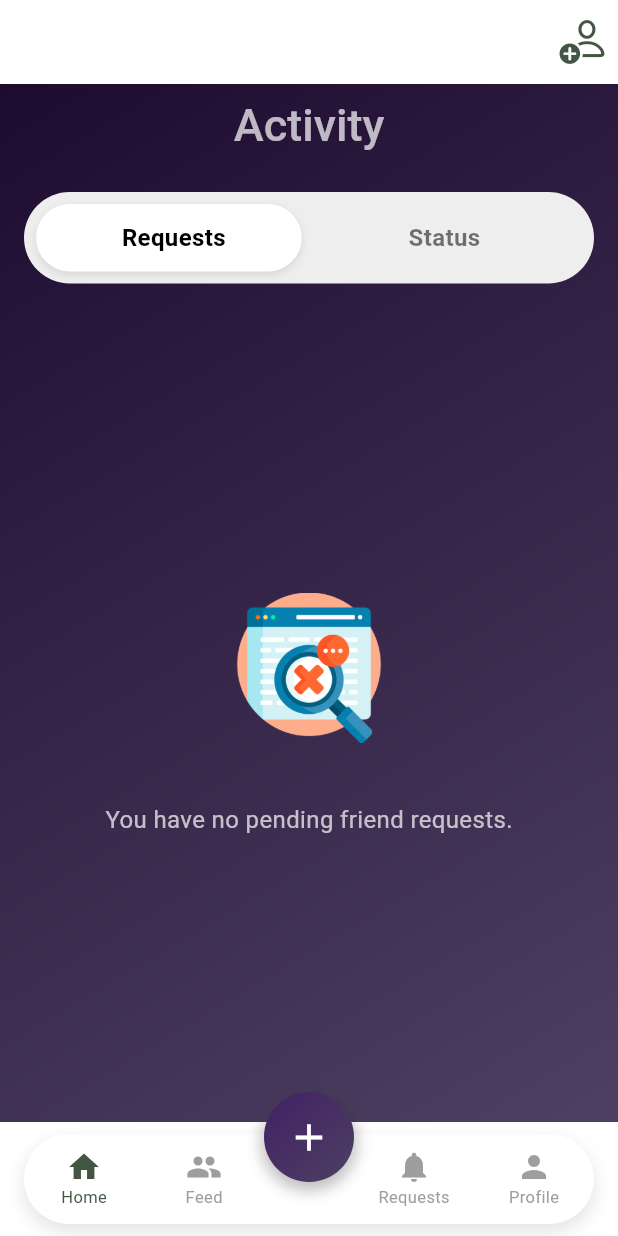
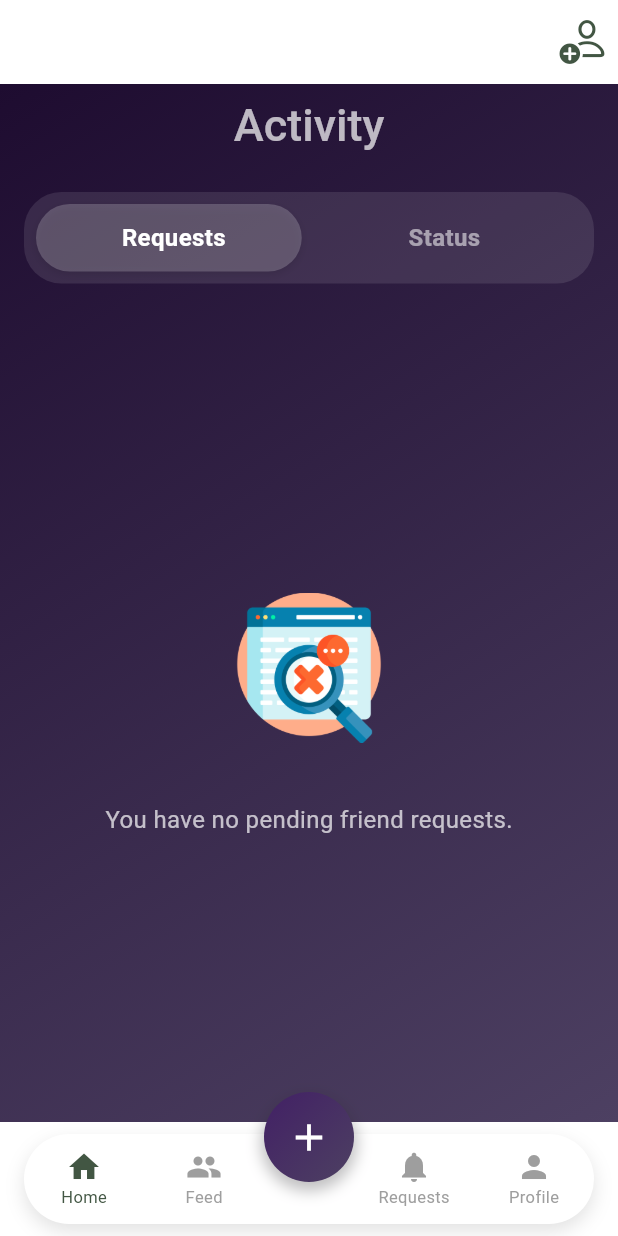
Before and after one commit to ShouqAlqureshi/achiva, a Flutter app: the screen it shows once a user with an empty profile is signed in, swiped to page 3, on a phone screen of 412 x 824 dp. Run offline on Flutter 3.47's test engine with Material 3 defaults, Android fonts, the phone set to English and light mode, and no system bars; our stand-ins replace awesome_dialog, bloc, cloud_firestore, equatable, firebase_auth, firebase_core and 7 more; missing offline and left inert: firebase_app_check; accounts and stored records are empty.

Commit message:
change of Activity slidder color

```diff
--- a/lib/widgets/segmented_control.dart
+++ b/lib/widgets/segmented_control.dart
@@ -11,7 +11,8 @@ class SlidingSegmentedControl extends StatefulWidget {
   });
 
   @override
-  State<SlidingSegmentedControl> createState() => _SlidingSegmentedControlState();
+  State<SlidingSegmentedControl> createState() =>
+      _SlidingSegmentedControlState();
 }
 
 class _SlidingSegmentedControlState extends State<SlidingSegmentedControl> {
@@ -20,8 +21,8 @@ class _SlidingSegmentedControlState extends State<SlidingSegmentedControl> {
     return Container(
       padding: const EdgeInsets.all(8),
       decoration: BoxDecoration(
-        color: Colors.grey[200],
-        borderRadius: BorderRadius.circular(50),
+        color: Colors.white.withOpacity(0.1),
+        borderRadius: BorderRadius.circular(25),
       ),
       child: Stack(
         children: [
@@ -36,7 +37,7 @@ class _SlidingSegmentedControlState extends State<SlidingSegmentedControl> {
               width: MediaQuery.of(context).size.width * 0.43,
               height: 45,
               decoration: BoxDecoration(
-                color: Colors.white,
+                color: Colors.white.withOpacity(0.2),
                 borderRadius: BorderRadius.circular(25),
                 boxShadow: [
                   BoxShadow(
@@ -84,9 +85,8 @@ class _SlidingSegmentedControlState extends State<SlidingSegmentedControl> {
           style: TextStyle(
             fontSize: 16,
             fontWeight: FontWeight.w600,
-            color: widget.selectedIndex == index
-                ? Colors.black
-                : Colors.black54,
+            color:
+                widget.selectedIndex == index ? Colors.white : Colors.white54,
           ),
         ),
       ),
```
